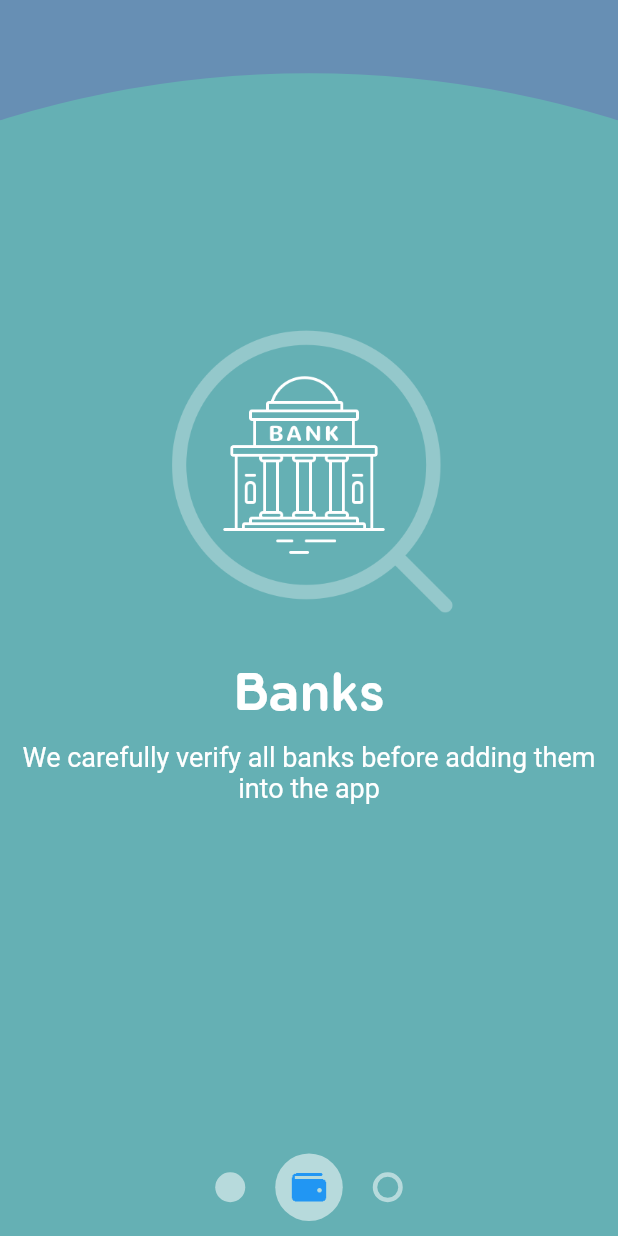
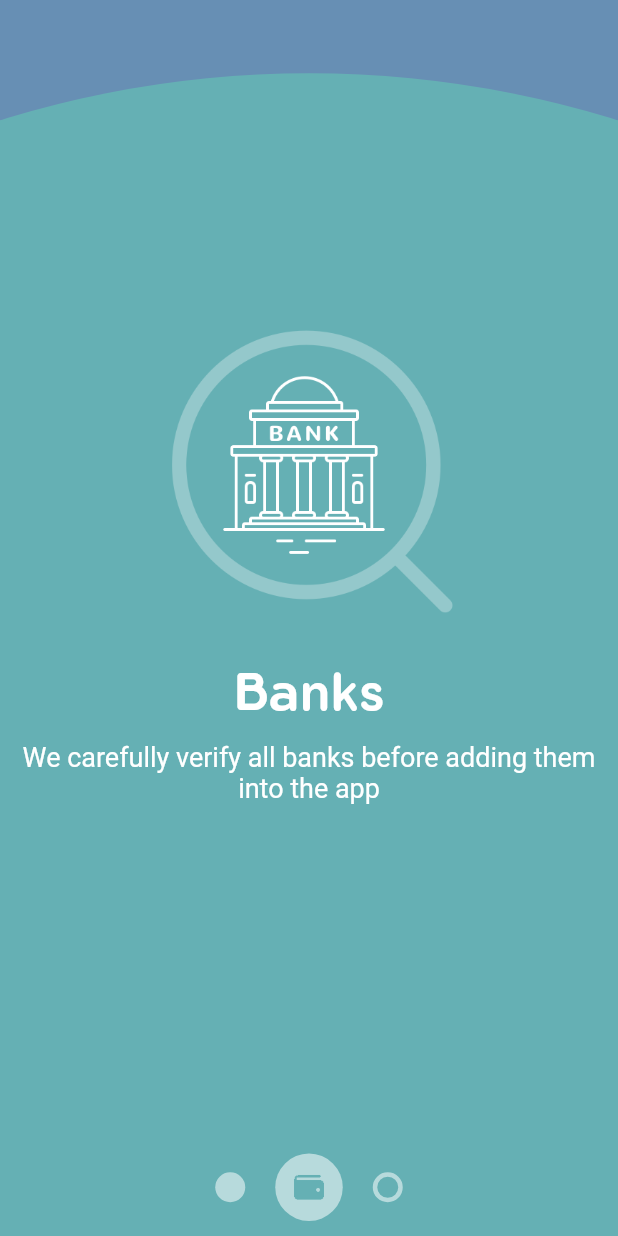
Before and after one commit to sabith-th/flutter-material-page-reveal, a Flutter app: the screen it shows after launch, on a phone screen of 412 x 824 dp. Run offline on Flutter 3.47's test engine with Material 2 defaults, Android fonts, the phone set to English and light mode, and no system bars.

Commit message:
implemented view model for page indicator and page bubble

```diff
--- a/lib/main.dart
+++ b/lib/main.dart
@@ -1,7 +1,7 @@
 import 'package:flutter/material.dart';
-import 'pages.dart';
-import 'page_reveal.dart';
-import 'page_indicator.dart';
+import 'package:material_page_reveal/pages.dart';
+import 'package:material_page_reveal/page_reveal.dart';
+import 'package:material_page_reveal/page_indicator.dart';
 
 void main() => runApp(MyApp());
 
@@ -40,7 +40,9 @@ class _MyHomePageState extends State<MyHomePage> {
             percentVisible: 1.0,
           ),
         ),
-        PageIndicator()
+        PageIndicator(
+          viewModel: PageIndicatorViewModel(pages, 1, SlideDirection.none, 0.0),
+        )
       ],
     ));
   }
--- a/lib/page_indicator.dart
+++ b/lib/page_indicator.dart
@@ -1,8 +1,25 @@
+import 'dart:ui';
 import 'package:flutter/material.dart';
+import 'package:material_page_reveal/pages.dart';
 
 class PageIndicator extends StatelessWidget {
+  final PageIndicatorViewModel viewModel;
+
+  PageIndicator({this.viewModel});
+
   @override
   Widget build(BuildContext context) {
+    List<PageBubble> bubbles = [];
+    for (var i = 0; i < viewModel.pages.length; i++) {
+      final page = viewModel.pages[i];
+      bubbles.add(PageBubble(
+          viewModel: PageBubbleViewModel(
+              page.iconAssetPath,
+              page.color,
+              i > viewModel.activeIndex,
+              i == viewModel.activeIndex ? 1.0 : 0.0)));
+    }
+
     return Column(
       children: <Widget>[
         Expanded(
@@ -10,46 +27,63 @@ class PageIndicator extends StatelessWidget {
         ),
         Row(
           mainAxisAlignment: MainAxisAlignment.center,
-          children: <Widget>[
-            Padding(
-              padding: EdgeInsets.all(10.0),
-              child: Container(
-                width: 20.0,
-                height: 20.0,
-                decoration: BoxDecoration(
-                  shape: BoxShape.circle,
-                  color: Color(0x88FFFFFF),
-                ),
-              ),
-            ),
-            Padding(
-              padding: EdgeInsets.all(10.0),
-              child: Container(
-                width: 45.0,
-                height: 45.0,
-                decoration: BoxDecoration(
-                  shape: BoxShape.circle,
-                  color: Color(0x88FFFFFF),
-                ),
-                child: Image.asset(
-                  'assets/wallet.png',
-                  color: Colors.blue,
-                ),
-              ),
-            ),
-            Padding(
-              padding: EdgeInsets.all(10.0),
-              child: Container(
-                width: 20.0,
-                height: 20.0,
-                decoration: BoxDecoration(
-                    shape: BoxShape.circle,
-                    border: Border.all(color: Color(0x88FFFFFF), width: 3.0)),
-              ),
-            )
-          ],
+          children: bubbles,
         )
       ],
     );
   }
 }
+
+enum SlideDirection { leftToRight, rightToLeft, none }
+
+class PageBubbleViewModel {
+  final String iconAssetPath;
+  final Color color;
+  final bool isHollow;
+  final double activePercent;
+
+  PageBubbleViewModel(
+      this.iconAssetPath, this.color, this.isHollow, this.activePercent);
+}
+
+class PageIndicatorViewModel {
+  final List<PageViewModel> pages;
+  final int activeIndex;
+  final SlideDirection slideDirection;
+  final double slidePercent;
+
+  PageIndicatorViewModel(
+      this.pages, this.activeIndex, this.slideDirection, this.slidePercent);
+}
+
+class PageBubble extends StatelessWidget {
+  final PageBubbleViewModel viewModel;
+
+  PageBubble({this.viewModel});
+
+  @override
+  Widget build(BuildContext context) {
+    return Padding(
+      padding: EdgeInsets.all(10.0),
+      child: Container(
+        width: lerpDouble(20.0, 45.0, viewModel.activePercent),
+        height: lerpDouble(20.0, 45.0, viewModel.activePercent),
+        decoration: BoxDecoration(
+          shape: BoxShape.circle,
+          color: viewModel.isHollow ? Colors.transparent : Color(0x88FFFFFF),
+          border: Border.all(
+              color:
+                  viewModel.isHollow ? Color(0x88FFFFFF) : Colors.transparent,
+              width: 3.0),
+        ),
+        child: Opacity(
+          opacity: viewModel.activePercent,
+          child: Image.asset(
+            viewModel.iconAssetPath,
+            color: viewModel.color,
+          ),
+        ),
+      ),
+    );
+  }
+}
```
